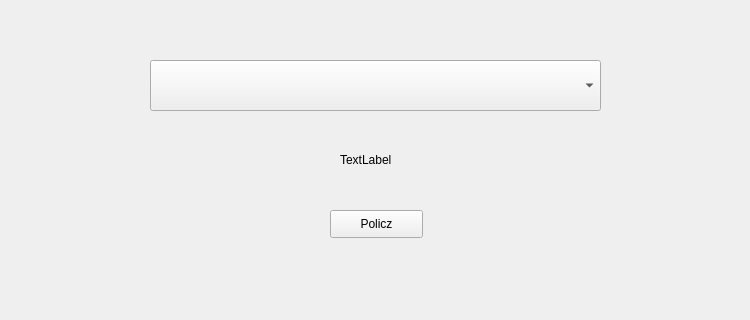
Old version of the form Wtyczka_dialog_base.ui in the repository nodus95/Projekt2; both pictures show x 0 to 750 and y 110 to 430 of the 750 by 511 pixel window.
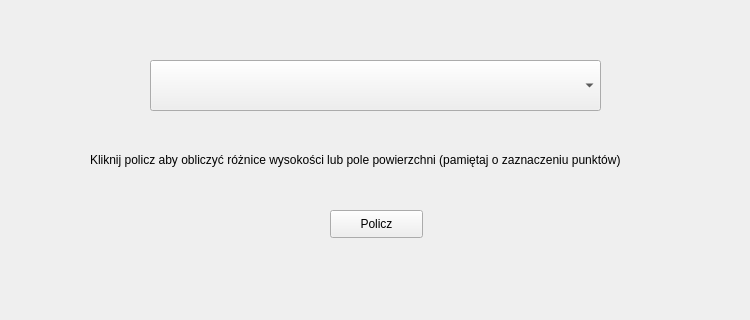
New version of the form. Custom widgets are drawn as their Qt base class.

Commit message: poprawa pliku .ui

Diff of the .ui file:
```diff
--- a/Wtyczka_dialog_base.ui
+++ b/Wtyczka_dialog_base.ui
@@ -42,14 +42,14 @@
   <widget class="QLabel" name="label_liczba_elementow">
    <property name="geometry">
     <rect>
-     <x>340</x>
+     <x>90</x>
      <y>260</y>
-     <width>151</width>
+     <width>591</width>
      <height>20</height>
     </rect>
    </property>
    <property name="text">
-    <string>TextLabel</string>
+    <string>Kliknij policz aby obliczyć różnice wysokości lub pole powierzchni (pamiętaj o zaznaczeniu punktów)</string>
    </property>
   </widget>
   <widget class="QPushButton" name="pushbutton_policz">
```
